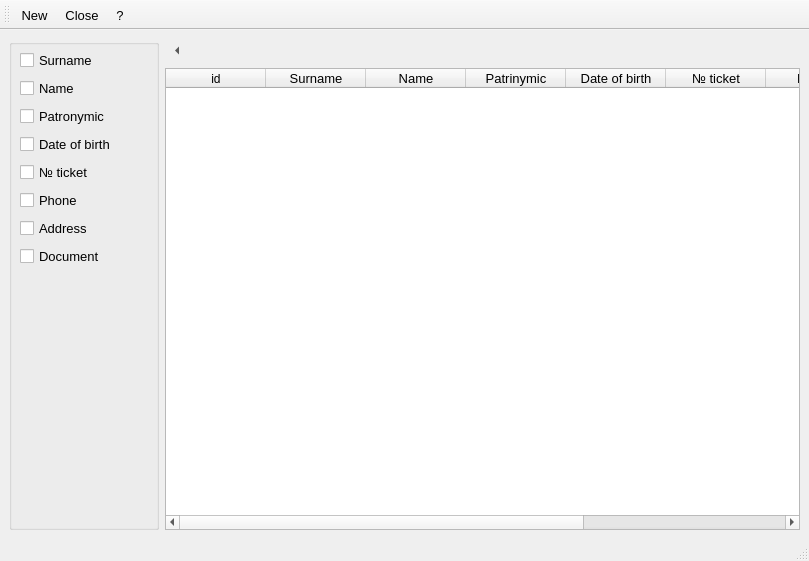
Skyrim78/Librarian, file librarian/readers.ui: the form before one commit.
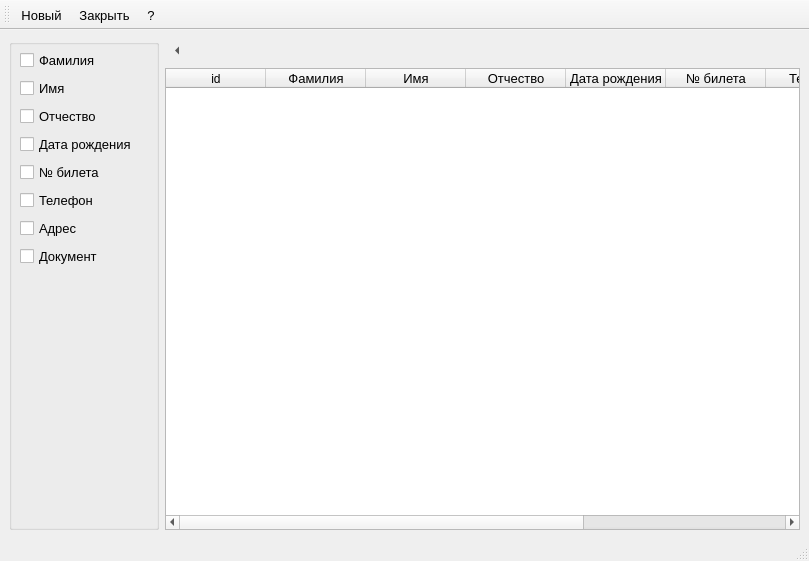
The form after the commit.

The edit to the form file:
```diff
--- a/librarian/readers.ui
+++ b/librarian/readers.ui
@@ -56,56 +56,56 @@
           <item>
            <widget class="QCheckBox" name="checkBox_fam">
             <property name="text">
-             <string>Surname</string>
+             <string>Фамилия</string>
             </property>
            </widget>
           </item>
           <item>
            <widget class="QCheckBox" name="checkBox_ima">
             <property name="text">
-             <string>Name</string>
+             <string>Имя</string>
             </property>
            </widget>
           </item>
           <item>
            <widget class="QCheckBox" name="checkBox_otc">
             <property name="text">
-             <string>Patronymic</string>
+             <string>Отчество</string>
             </property>
            </widget>
           </item>
           <item>
            <widget class="QCheckBox" name="checkBox_data_r">
             <property name="text">
-             <string>Date of birth</string>
+             <string>Дата рождения</string>
             </property>
            </widget>
           </item>
           <item>
            <widget class="QCheckBox" name="checkBox_num">
             <property name="text">
-             <string>№ ticket</string>
+             <string>№ билета</string>
             </property>
            </widget>
           </item>
           <item>
            <widget class="QCheckBox" name="checkBox_phone">
             <property name="text">
-             <string>Phone</string>
+             <string>Телефон</string>
             </property>
            </widget>
           </item>
           <item>
            <widget class="QCheckBox" name="checkBox_address">
             <property name="text">
-             <string>Address</string>
+             <string>Адрес</string>
             </property>
            </widget>
           </item>
           <item>
            <widget class="QCheckBox" name="checkBox_doc">
             <property name="text">
-             <string>Document</string>
+             <string>Документ</string>
             </property>
            </widget>
           </item>
@@ -187,7 +187,7 @@
           </column>
           <column>
            <property name="text">
-            <string>Surname</string>
+            <string>Фамилия</string>
            </property>
            <property name="font">
             <font>
@@ -201,7 +201,7 @@
           </column>
           <column>
            <property name="text">
-            <string>Name</string>
+            <string>Имя</string>
            </property>
            <property name="font">
             <font>
@@ -214,7 +214,7 @@
           </column>
           <column>
            <property name="text">
-            <string>Patrinymic</string>
+            <string>Отчество</string>
            </property>
            <property name="font">
             <font>
@@ -227,7 +227,7 @@
           </column>
           <column>
            <property name="text">
-            <string>Date of birth</string>
+            <string>Дата рождения</string>
            </property>
            <property name="font">
             <font>
@@ -240,7 +240,7 @@
           </column>
           <column>
            <property name="text">
-            <string>№ ticket</string>
+            <string>№ билета</string>
            </property>
            <property name="font">
             <font>
@@ -253,7 +253,7 @@
           </column>
           <column>
            <property name="text">
-            <string>Phone</string>
+            <string>Телефон</string>
            </property>
            <property name="font">
             <font>
@@ -266,7 +266,7 @@
           </column>
           <column>
            <property name="text">
-            <string>Address</string>
+            <string>Адрес</string>
            </property>
            <property name="font">
             <font>
@@ -279,7 +279,7 @@
           </column>
           <column>
            <property name="text">
-            <string>Document</string>
+            <string>Документ</string>
            </property>
            <property name="font">
             <font>
@@ -315,12 +315,12 @@
   </widget>
   <action name="actionAdd">
    <property name="text">
-    <string>New</string>
+    <string>Новый</string>
    </property>
   </action>
   <action name="actionClose">
    <property name="text">
-    <string>Close</string>
+    <string>Закрыть</string>
    </property>
   </action>
   <action name="actionHelp">
```
Left out of the diff: 2 changed lines with no effect on the pictures.
